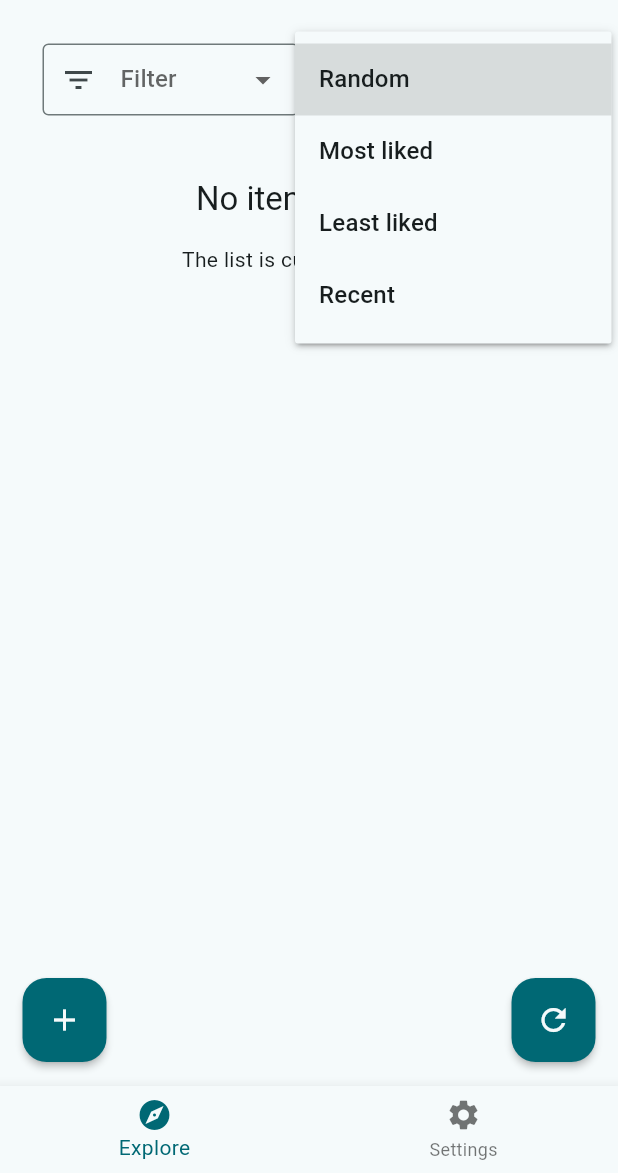
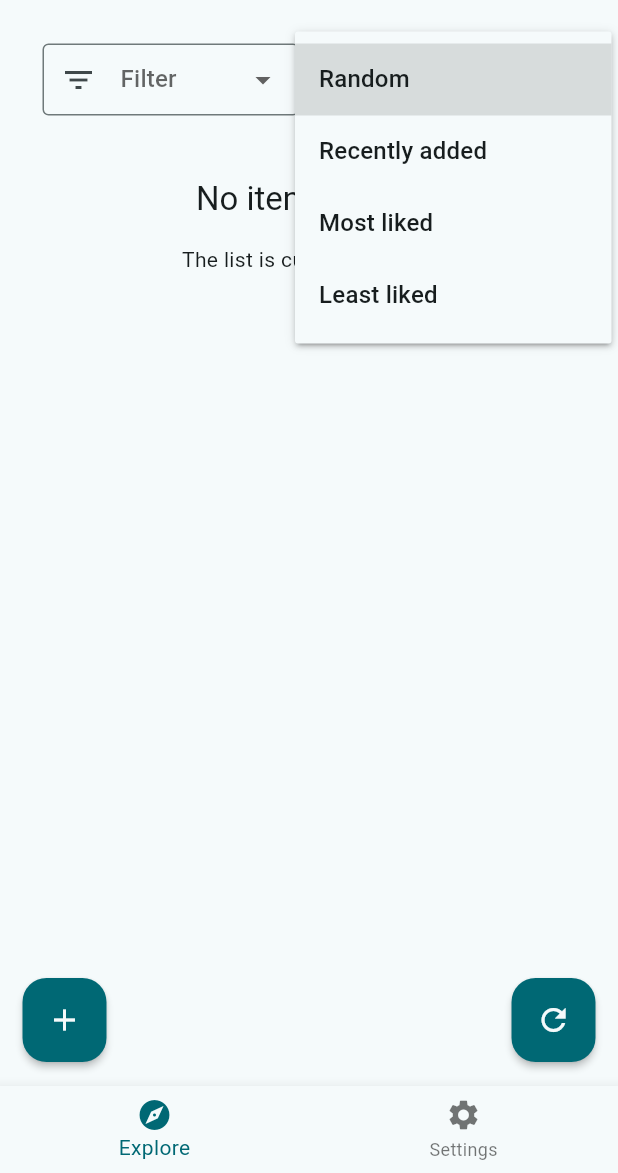
Before and after one commit to MarcoBonato2007/QuoteLike, a Flutter app: the screen it shows once a user with an empty profile is signed in, after a tap on "Sort", on a phone screen of 412 x 824 dp, the part 63-1236 px from its top. Run offline on Flutter 3.47's test engine with Material 3 defaults, Android fonts, the phone set to English and light mode, and no system bars; drawn by our look-alikes of infinite_scroll_pagination; our stand-ins replace cloud_firestore, connectivity_plus, email_validator, firebase_analytics, firebase_auth, firebase_core and 5 more; missing offline and left inert: firebase_app_check; accounts and stored records are empty; generated files the repository leaves out were written again.

Commit message:
More enums

```diff
--- a/lib/explore_page.dart
+++ b/lib/explore_page.dart
@@ -1,4 +1,4 @@
-import 'package:cloud_firestore/cloud_firestore.dart';
+import 'package:cloud_firestore/cloud_firestore.dart' hide Filter;
 import 'package:firebase_auth/firebase_auth.dart';
 import 'package:flutter/material.dart';
 import 'package:infinite_scroll_pagination/infinite_scroll_pagination.dart';
@@ -83,25 +83,20 @@ class ExplorePageState extends State<ExplorePage> {
     Query query = FirebaseFirestore.instance.collection("quotes");
     List<QuoteCard> queryResults = [];
 
-    if (filter != "None" && filter != null) {
-      if (filter == "Liked") {
-        query = query.where(FieldPath.documentId, whereIn: likedQuotes);
-      }
-      else if (filter == "Not liked") {
-        query = query.where(FieldPath.documentId, whereNotIn: likedQuotes);
-      }
+    if (filter == Filter.LIKED.name) {
+      query = query.where(FieldPath.documentId, whereIn: likedQuotes);
+    }
+    else if (filter == Filter.NOT_LIKED.name) {
+      query = query.where(FieldPath.documentId, whereNotIn: likedQuotes);
     }
 
-    if (sort == "Random") {
-      // query = query.orderBy(FieldPath.documentId);
-    }
-    else if (sort == "Most liked") {
+    if (sort == Sort.MOST_LIKED.name) {
       query = query.orderBy("likes", descending: true);
     }
-    else if (sort == "Least liked") {
+    else if (sort == Sort.LEAST_LIKED.name) {
       query = query.orderBy("likes", descending: false);
     }
-    else if (sort == "Recent") {
+    else if (sort == Sort.RECENT.name) {
       query = query.orderBy("creation", descending: true);
     }
 
@@ -114,7 +109,7 @@ class ExplorePageState extends State<ExplorePage> {
     error = await firebaseErrorHandler(log, () async =>
       await query.get().timeout(Duration(seconds: 5)).then((QuerySnapshot querySnapshot) {
         for (DocumentSnapshot doc in querySnapshot.docs) {
-          if (doc.id == "placeholder") {continue;}
+          if (doc.id == PLACEHOLDER_DOC_NAME) {continue;}
           lastQuoteDoc = doc;
           queryResults.add(QuoteCard(
             doc.id,
@@ -147,15 +142,10 @@ class ExplorePageState extends State<ExplorePage> {
     // we don't actually use page key, we use lastQuoteDoc
 
     List<Map<String, String>> filterOptions = [
-      {"value": "None", "label": "None"},
-      {"value": "Liked", "label": "Liked by you"},
-      {"value": "Not liked", "label": "Not liked by you"},
+      for (Filter filter in Filter.values) {"name": filter.name, "label": filter.label}
     ];
     List<Map<String, String>> sortOptions = [
-      {"value": "Random", "label": "Random"},
-      {"value": "Most liked", "label": "Most liked"},
-      {"value": "Least liked", "label": "Least liked"},
-      {"value": "Recent", "label": "Recent"},
+      for (Sort sort in Sort.values) {"name": sort.name, "label": sort.label}
     ];
 
     return Column(
--- a/lib/main.dart
+++ b/lib/main.dart
@@ -107,7 +107,9 @@ class _MyHomePageState extends State<MyHomePage> {
 }
 
 // Polish
-  // try using switches instead of ifs
+  // Consider making a really big enum to represent your database structure (e.g. collections, each collection has doc, etc.)
+    // Advantages: Constants such as field names are now standardized!
+
   // DRY
   // add triple slash comments to EVERY function, class, important variable
   // add logging to all error things, add error checks everywhere (all firebase/firestore uses, use .then().catchError())
--- a/lib/settings_page.dart
+++ b/lib/settings_page.dart
@@ -181,7 +181,7 @@ class _SettingsPageState extends State<SettingsPage> {
                     style: DefaultTextStyle.of(context).style,
                     children: const <TextSpan>[
                       TextSpan(text: 'Warning: ', style: TextStyle(fontWeight: FontWeight.bold)),
-                      TextSpan(text: 'Maximum once per day'),
+                      TextSpan(text: 'Maximum once per hour'),
                     ],
                   ),
                 ),
--- a/lib/utilities/enums.dart
+++ b/lib/utilities/enums.dart
@@ -38,3 +38,24 @@ enum Event {
   final String eventName;
   const Event(this.eventName);
 }
+
+enum Filter {
+  NONE("None", "None"),
+  LIKED("Liked", "Liked by you"),
+  NOT_LIKED("Not liked", "Not liked by you");
+
+  final String name; // shown inside the dropdown field
+  final String label; // shown in the dropdown selection menu
+  const Filter(this.name, this.label);
+}
+
+enum Sort {
+  RANDOM("Random", "Random"),
+  RECENT("Recent", "Recently added"),
+  MOST_LIKED("Most liked", "Most liked"),
+  LEAST_LIKED("Least liked", "Least liked");
+
+  final String name; // shown inside the dropdown field
+  final String label; // shown in the dropdown selection menu
+  const Sort(this.name, this.label);
+}
--- a/lib/utilities/globals.dart
+++ b/lib/utilities/globals.dart
@@ -8,7 +8,11 @@ import 'package:flutter/material.dart';
 import 'package:logging/logging.dart';
 import 'package:quotelike/utilities/enums.dart';
 
-// This file contains global functions used in various files
+// This file contains global functions and variablesused in various files
+
+/// Some collections contain placeholder documents, named "placeholder"
+// ignore: constant_identifier_names
+const String PLACEHOLDER_DOC_NAME = "placeholder";
 
 /// This is used to access the new context after a login/logout (since that causes a screen switch)
 final GlobalKey<NavigatorState> navigatorKey = GlobalKey<NavigatorState>();
@@ -76,7 +80,7 @@ Future<void> logErrorInCrashlytics(dynamic error, dynamic stackTrace, ErrorCode?
   }
 }
 
-/// try excepts a function using firebase in some way, returns an error message (see constants.dart)
+/// try excepts a function using firebase in some way, returns an error message (see enums.dart)
 Future<ErrorCode?> firebaseErrorHandler(Logger log, Function() firebaseFunc, {bool doNetworkCheck = true, bool useCrashlytics = false}) async {
   ErrorCode? errorCode;
   dynamic error, stack;
@@ -105,7 +109,6 @@ Future<ErrorCode?> firebaseErrorHandler(Logger log, Function() firebaseFunc, {bo
     };
 
     log.warning("${log.name}: Firebase unknown error. Code: ${e.code}", e, stackTrace);
-
   }
   on TimeoutException catch (e, stackTrace) {
     error = e;
--- a/lib/widgets/about_buttons.dart
+++ b/lib/widgets/about_buttons.dart
@@ -4,6 +4,7 @@ import 'package:quotelike/utilities/globals.dart';
 import 'package:quotelike/widgets/standard_widgets.dart';
 import 'package:url_launcher/url_launcher.dart';
 
+// This file contains a privacy policy button widget and an about button widget
 class PrivacyPolicyButton extends StatelessWidget {
   const PrivacyPolicyButton({super.key});
 
--- a/lib/widgets/dropdown.dart
+++ b/lib/widgets/dropdown.dart
@@ -48,12 +48,12 @@ class Dropdown extends StatelessWidget {
       ),
       selectedItemBuilder: (BuildContext context) {
         return options.map((option) {
-          return Text(option['value']!);
+          return Text(option['name']!);
         }).toList();
       },
       items: options.map((option) {
         return DropdownMenuItem<String>(
-          value: option["value"],
+          value: option["name"],
           child: Text(option["label"]!)
         );
       }).toList()
```
